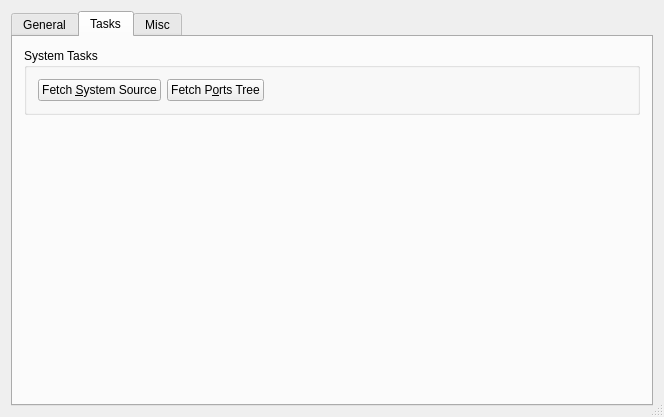
Qt form src-qt4/pc-sysmanager/pbsystemtab.ui (trueos/pcbsd) before a commit.
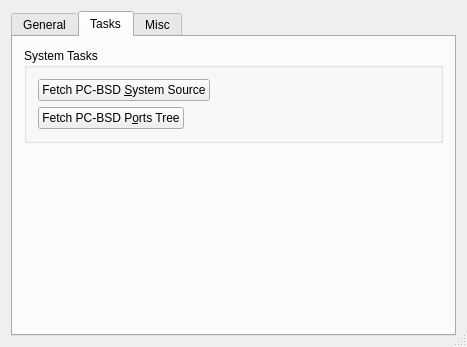
The same form after that commit. The open tabs and pages were chosen to show the change. Icons and pictures are not drawn.

Commit message: Clean up all the rest of the compile warnings, and adjust the main UI to specify that it is the PC-BSD source/ports trees.

Diff of the .ui file:
```diff
--- a/src-qt4/pc-sysmanager/pbsystemtab.ui
+++ b/src-qt4/pc-sysmanager/pbsystemtab.ui
@@ -6,8 +6,8 @@
    <rect>
     <x>0</x>
     <y>0</y>
-    <width>664</width>
-    <height>417</height>
+    <width>467</width>
+    <height>347</height>
    </rect>
   </property>
   <property name="windowTitle">
@@ -434,20 +434,13 @@
             <item>
              <widget class="QPushButton" name="fetchSourceBut">
               <property name="text">
-               <string>Fetch &amp;System Source</string>
+               <string>Fetch PC-BSD &amp;System Source</string>
               </property>
               <property name="shortcut">
                <string>Alt+S</string>
               </property>
              </widget>
             </item>
-            <item>
-             <widget class="QPushButton" name="fetchPortsBut">
-              <property name="text">
-               <string>Fetch P&amp;orts Tree</string>
-              </property>
-             </widget>
-            </item>
             <item>
              <spacer name="horizontalSpacer_7">
               <property name="orientation">
@@ -463,10 +456,34 @@
             </item>
            </layout>
           </item>
+          <item row="1" column="0">
+           <layout class="QHBoxLayout" name="horizontalLayout_3">
+            <item>
+             <widget class="QPushButton" name="fetchPortsBut">
+              <property name="text">
+               <string>Fetch PC-BSD P&amp;orts Tree</string>
+              </property>
+             </widget>
+            </item>
+            <item>
+             <spacer name="horizontalSpacer">
+              <property name="orientation">
+               <enum>Qt::Horizontal</enum>
+              </property>
+              <property name="sizeHint" stdset="0">
+               <size>
+                <width>40</width>
+                <height>20</height>
+               </size>
+              </property>
+             </spacer>
+            </item>
+           </layout>
+          </item>
          </layout>
         </widget>
        </item>
-       <item row="1" column="0">
+       <item row="4" column="0">
         <spacer name="verticalSpacer">
          <property name="orientation">
           <enum>Qt::Vertical</enum>
```
Left out of the diff: 4 changed lines with no effect on the pictures. The commit also changes 3 other files.
